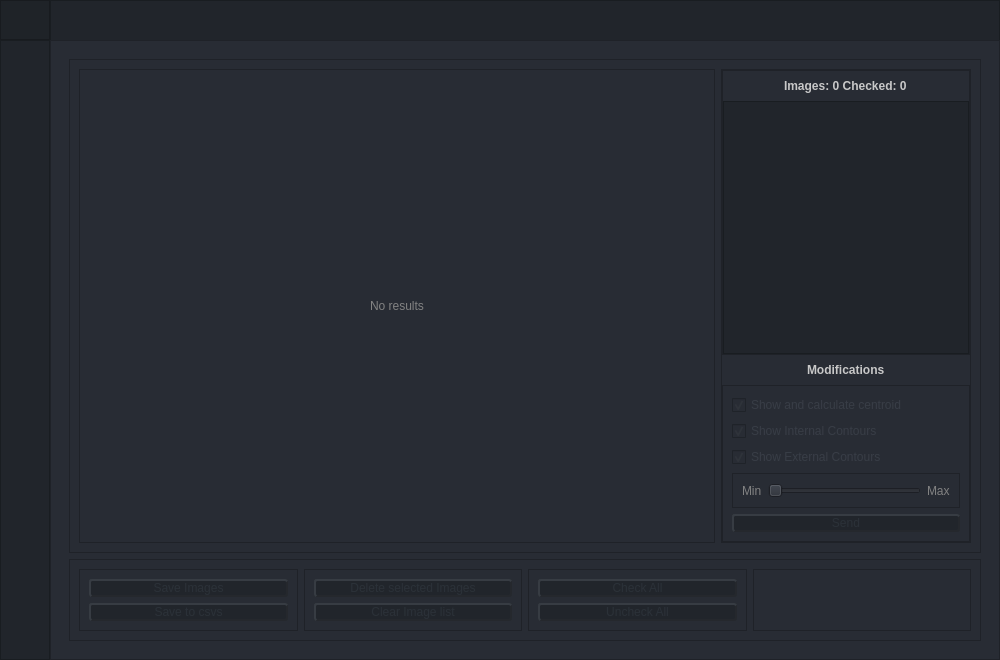
Mohamab29/FracSegment, file UI/ui_main.ui: the form before one commit.
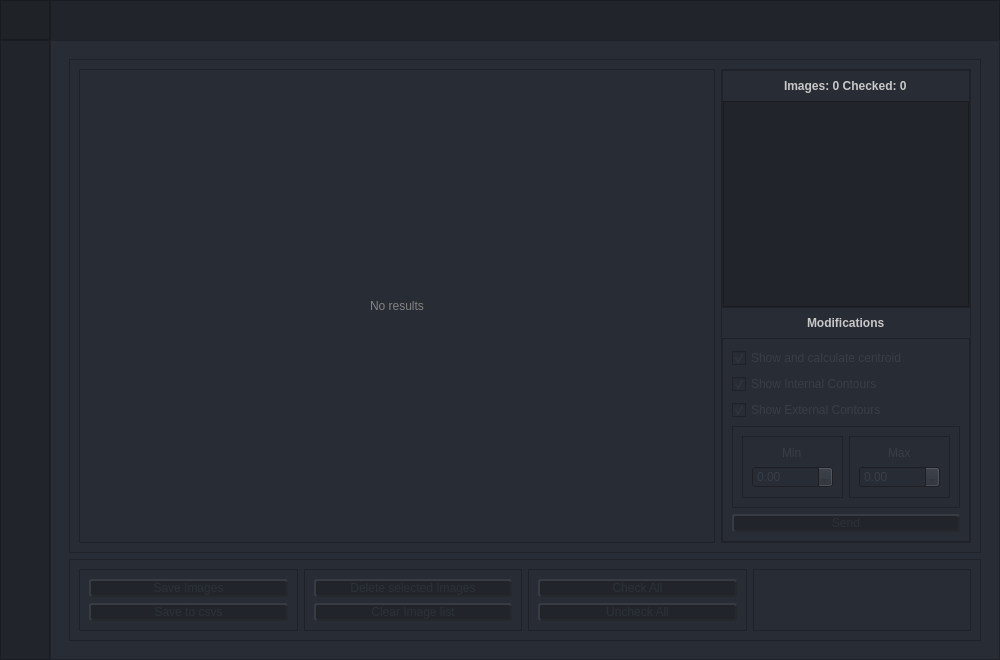
The form after the commit. Icons and pictures are not drawn.

Commit message: third page is now ready for the backend

What changed in the file:
```diff
--- a/UI/ui_main.ui
+++ b/UI/ui_main.ui
@@ -1794,36 +1794,67 @@
                             </property>
                             <layout class="QHBoxLayout" name="horizontalLayout_9">
                              <item>
-                              <widget class="QLabel" name="label_min_value_page_calculation">
-                               <property name="styleSheet">
-                                <string notr="true">color: rgb(130, 130, 130)</string>
+                              <widget class="QFrame" name="frame_calculation_page_modifications_options_double_spin_box_min">
+                               <property name="frameShape">
+                                <enum>QFrame::StyledPanel</enum>
                                </property>
-                               <property name="text">
-                                <string>Min</string>
+                               <property name="frameShadow">
+                                <enum>QFrame::Raised</enum>
                                </property>
+                               <layout class="QVBoxLayout" name="verticalLayout_29">
+                                <item alignment="Qt::AlignHCenter">
+                                 <widget class="QLabel" name="frame_calculation_page_modifications_options_min_label">
+                                  <property name="styleSheet">
+                                   <string notr="true">color: rgb(56, 61, 70);</string>
+                                  </property>
+                                  <property name="text">
+                                   <string>Min</string>
+                                  </property>
+                                 </widget>
+                                </item>
+                                <item>
+                                 <widget class="QDoubleSpinBox" name="frame_calculation_page_modifications_options_min_spin_box">
+                                  <property name="enabled">
+                                   <bool>false</bool>
+                                  </property>
+                                  <property name="styleSheet">
+                                   <string notr="true">color: rgb(56, 61, 70);</string>
+                                  </property>
+                                 </widget>
+                                </item>
+                               </layout>
                               </widget>
                              </item>
                              <item>
-                              <widget class="QSlider" name="slider">
-                               <property name="enabled">
-                                <bool>false</bool>
+                              <widget class="QFrame" name="frame_calculation_page_modifications_options_double_spin_box_max">
+                               <property name="frameShape">
+                                <enum>QFrame::StyledPanel</enum>
                                </property>
-                               <property name="value">
-                                <number>0</number>
+                               <property name="frameShadow">
+                                <enum>QFrame::Raised</enum>
                                </property>
-                               <property name="orientation">
-                                <enum>Qt::Horizontal</enum>
-                               </property>
-                              </widget>
-                             </item>
-                             <item>
-                              <widget class="QLabel" name="label_max_value_page_calculation">
-                               <property name="styleSheet">
-                                <string notr="true">color: rgb(130, 130, 130)</string>
-                               </property>
-                               <property name="text">
-                                <string>Max</string>
-                               </property>
+                               <layout class="QVBoxLayout" name="verticalLayout_28">
+                                <item alignment="Qt::AlignHCenter">
+                                 <widget class="QLabel" name="frame_calculation_page_modifications_options_max_label">
+                                  <property name="styleSheet">
+                                   <string notr="true">color: rgb(56, 61, 70);</string>
+                                  </property>
+                                  <property name="text">
+                                   <string>Max</string>
+                                  </property>
+                                 </widget>
+                                </item>
+                                <item>
+                                 <widget class="QDoubleSpinBox" name="frame_calculation_page_modifications_options_max_spin_box">
+                                  <property name="enabled">
+                                   <bool>false</bool>
+                                  </property>
+                                  <property name="styleSheet">
+                                   <string notr="true">color: rgb(56, 61, 70);</string>
+                                  </property>
+                                 </widget>
+                                </item>
+                               </layout>
                               </widget>
                              </item>
                             </layout>
```
Left out of the diff: 165 changed lines with no effect on the pictures. The commit also changes 2 other files.
